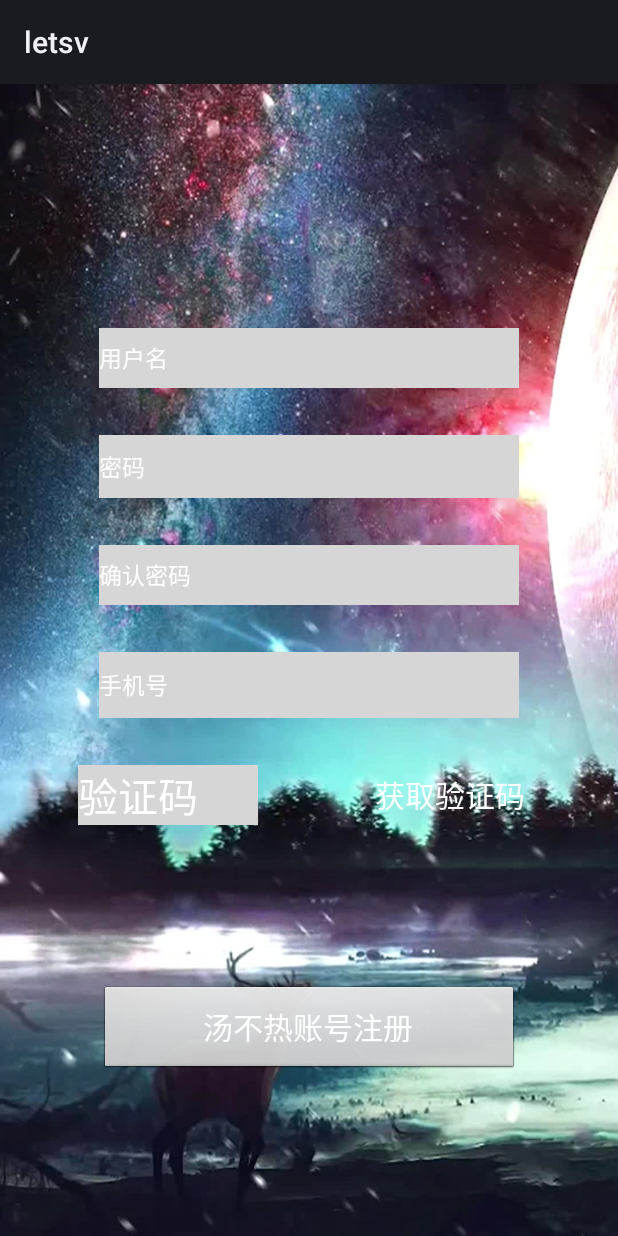
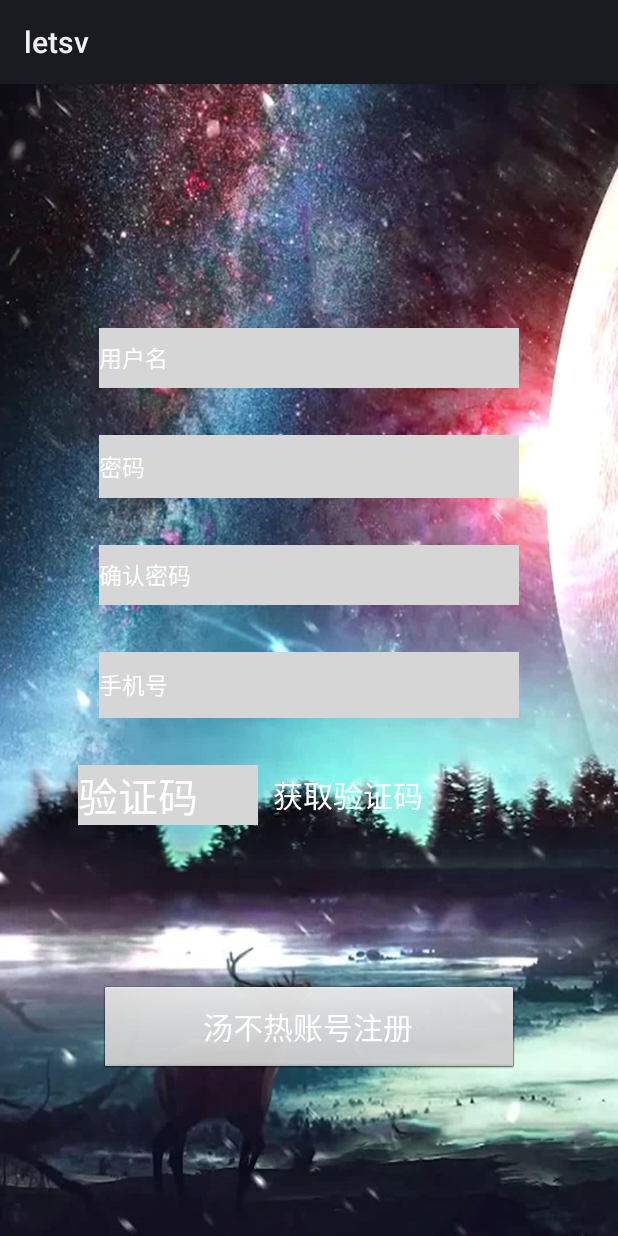
Before and after one commit to jimgao123456/LetsV, an Android app: the layout activity_register.xml on its own in the app's theme, with its tools: preview values and no code run, on a phone screen of 412 x 824 dp. Run offline under Robolectric (Android 15) with nearby library versions, the phone set to English and light mode, and no system bars; plain views replace QMUIRoundButton.

Commit message:
Merge branch 'master' of https://github.com/jimgao123456/Letsv
# Conflicts:
#	.idea/misc.xml
#	app/src/main/AndroidManifest.xml

```diff
--- a/app/src/main/java/com/example/gao/letsv/RegisterActivity.java
+++ b/app/src/main/java/com/example/gao/letsv/RegisterActivity.java
@@ -31,6 +31,7 @@ public class RegisterActivity extends AppCompatActivity {
     private TextView passwordTips2 = null;
     private CustomVideoView videoview;
     private Button checkBtn=null;
+    private TimeCount time;
 
     //TODO:判断是否位邮箱
     public boolean isEmail(String email) {
@@ -199,6 +200,7 @@ public class RegisterActivity extends AppCompatActivity {
         }
         checkBtn.setEnabled(false);
         //fuck
+        time.start();
     }
 
 }
--- a/app/src/main/res/layout/activity_register.xml
+++ b/app/src/main/res/layout/activity_register.xml
@@ -91,6 +91,7 @@
         android:layout_width="120dp"
         android:layout_height="40dp"
         android:layout_marginBottom="8dp"
+        android:layout_marginEnd="8dp"
         android:layout_marginLeft="60dp"
         android:layout_marginRight="8dp"
         android:layout_marginStart="52dp"
@@ -101,6 +102,7 @@
         android:textColorHint="@color/white"
         android:textSize="40px"
         app:layout_constraintBottom_toTopOf="@+id/register_btn_register"
+        app:layout_constraintEnd_toEndOf="parent"
         app:layout_constraintHorizontal_bias="0.0"
         app:layout_constraintLeft_toLeftOf="parent"
         app:layout_constraintRight_toLeftOf="@+id/register_check_button"
@@ -114,6 +116,9 @@
         android:layout_height="40dp"
         android:layout_marginBottom="8dp"
         android:layout_marginRight="52dp"
+        android:layout_marginStart="172dp"
+        android:layout_marginLeft="172dp"
+        android:onClick="getCheckNum"
         android:layout_marginTop="8dp"
         android:background="@color/transparent"
         android:text="获取验证码"
@@ -121,6 +126,7 @@
         android:textSize="30px"
         app:layout_constraintBottom_toTopOf="@+id/register_btn_register"
         app:layout_constraintRight_toRightOf="parent"
+        app:layout_constraintStart_toStartOf="parent"
         app:layout_constraintTop_toBottomOf="@+id/register_teletip"
         app:layout_constraintVertical_bias="0.0" />
 
```
